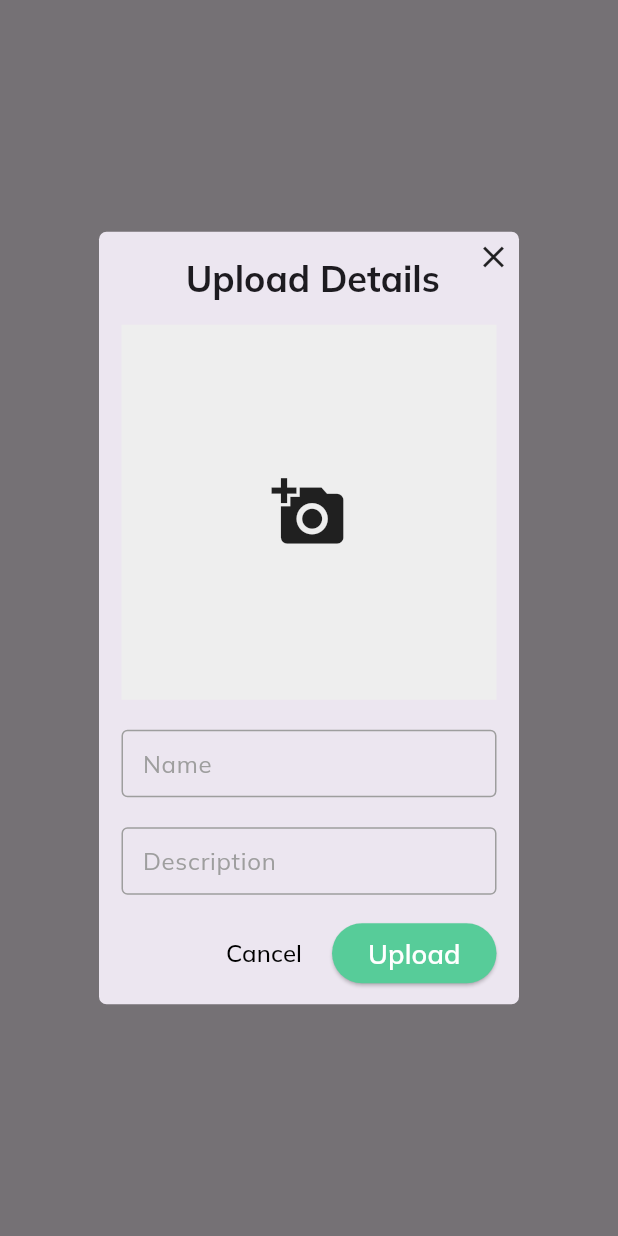
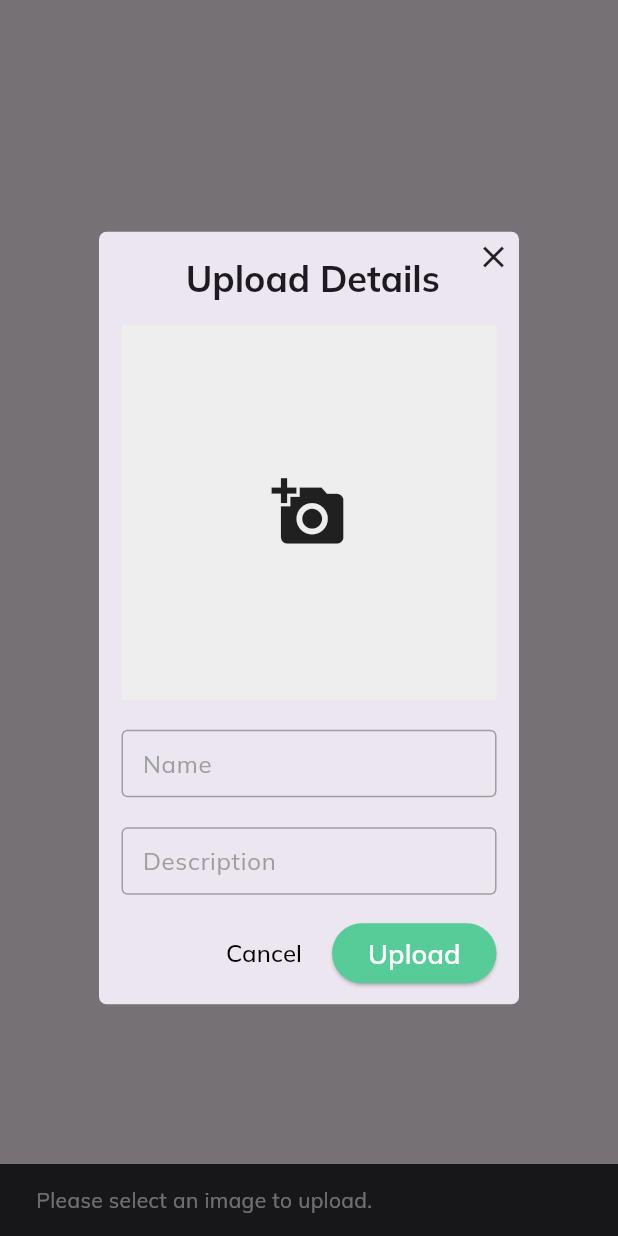
Before and after one commit to adnalow/TravelMate, a Flutter app: what showUploadDialog() shows on an empty page, opened directly, after a tap on "Upload", on a phone screen of 412 x 824 dp. Run offline on Flutter 3.47's test engine with Material 3 defaults, Android fonts, the light colour scheme and no system bars; our stand-ins replace cloud_firestore, csc_picker, firebase_auth, firebase_core, firebase_storage, flutter_svg and 5 more; accounts and stored records are empty; network calls fail.

Commit message:
fix the issue regarding multiple posting when spamming

```diff
--- a/lib/Screens/dialogbox_widget/add_place.dart
+++ b/lib/Screens/dialogbox_widget/add_place.dart
@@ -1,5 +1,4 @@
 import 'dart:io';
-import 'package:cloud_firestore/cloud_firestore.dart';
 import 'package:firebase_auth/firebase_auth.dart';
 import 'package:flutter/material.dart';
 import 'package:travel_mate/Widgets/customTextField.dart';
@@ -13,6 +12,7 @@ Future<void> showUploadDialog(BuildContext context) async {
   final TextEditingController nameController = TextEditingController();
   final TextEditingController descriptionController = TextEditingController();
   File? selectedImage;
+  bool isUploading = false; // Track upload state
 
   final DatabaseService _databaseService = DatabaseService();
   final UserService _userService = UserService();
@@ -20,6 +20,8 @@ Future<void> showUploadDialog(BuildContext context) async {
   return showDialog(
     context: context,
     builder: (BuildContext context) {
+      return StatefulBuilder(
+        builder: (BuildContext context, StateSetter setState) {
           return AlertDialog(
             titlePadding: const EdgeInsets.fromLTRB(10, 5, 5, 0),
             contentPadding: const EdgeInsets.all(15),
@@ -61,9 +63,9 @@ Future<void> showUploadDialog(BuildContext context) async {
                     onTap: () async {
                       final image = await getImageFromGallery(context);
                       if (image != null) {
+                        setState(() {
                           selectedImage = image; // Update the selectedImage
-                    (context as Element)
-                        .markNeedsBuild(); // Rebuild dialog to display selected image
+                        });
                       }
                     },
                     child: Container(
@@ -104,8 +106,24 @@ Future<void> showUploadDialog(BuildContext context) async {
                 ),
               ),
               reusableElevatedButton(
-            onPressed: () async {
-              if (selectedImage != null) {
+                text: isUploading ? 'Uploading...' : 'Upload',
+                onPressed: isUploading
+                    ? null // Disable button while uploading
+                    : () async {
+                        setState(() {
+                          isUploading = true; // Disable button immediately
+                        });
+
+                        try {
+                          if (selectedImage == null) {
+                            ScaffoldMessenger.of(context).showSnackBar(
+                              const SnackBar(
+                                content: Text('Please select an image to upload.'),
+                              ),
+                            );
+                            return;
+                          }
+
                           // Upload the selected image and get the download URL
                           String? imageUrl = await uploadFileForUser(selectedImage!);
                           String primaryId = generateId(10);
@@ -130,16 +148,29 @@ Future<void> showUploadDialog(BuildContext context) async {
                             descriptionController.clear();
                             nameController.clear();
                           } else {
-                  print("Failed to upload image.");
+                            ScaffoldMessenger.of(context).showSnackBar(
+                              const SnackBar(
+                                content: Text('Failed to upload image.'),
+                              ),
+                            );
                           }
-              } else {
-                print("Please select an image to upload.");
+                        } catch (e) {
+                          ScaffoldMessenger.of(context).showSnackBar(
+                            SnackBar(
+                              content: Text('Error during upload: $e'),
+                            ),
+                          );
+                        } finally {
+                          setState(() {
+                            isUploading = false; // Reset state for future uploads
+                          });
                         }
                       },
-            text: 'Upload',
               ),
             ],
           );
         },
       );
+    },
+  );
 }
--- a/lib/Widgets/custom_Button.dart
+++ b/lib/Widgets/custom_Button.dart
@@ -2,7 +2,7 @@ import 'package:flutter/material.dart';
 
 ElevatedButton reusableElevatedButton({
   required String text,
-  required VoidCallback onPressed,
+  required VoidCallback? onPressed,
 }) {
   return ElevatedButton(
     style: ElevatedButton.styleFrom(
```
Lines whose indentation alone changed are shown as unchanged.
